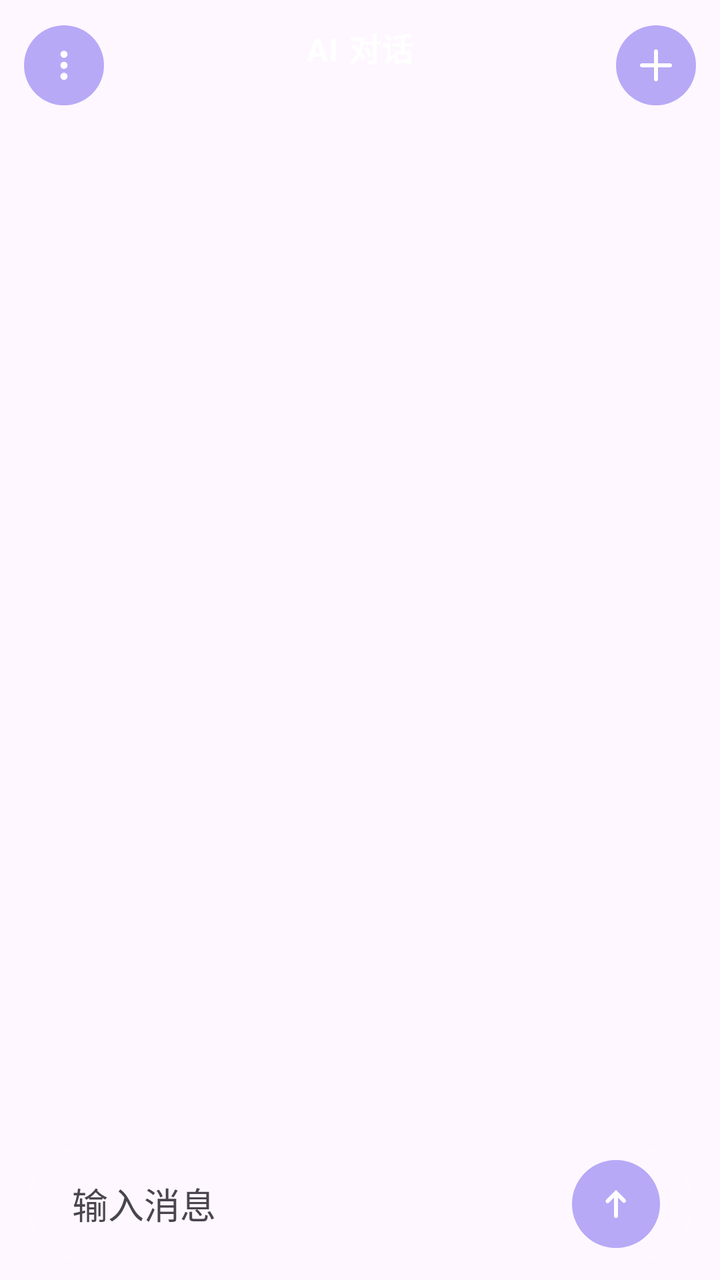
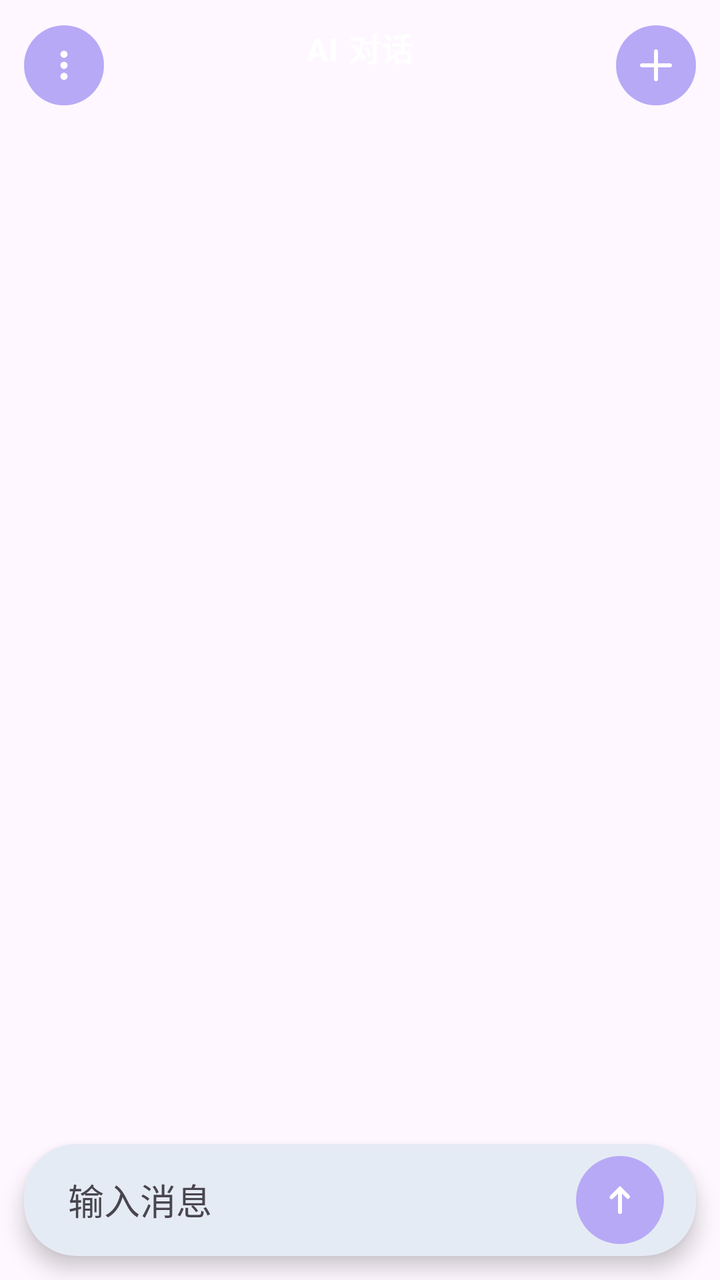

Compare the two renders of this Android layout. The source of the first and the diff that turns it into the second are given below.
<!-- AndroidManifest.xml: application theme Theme.MyApplication -->
<!-- res/layout/activity_ai_chat.xml -->
<?xml version="1.0" encoding="utf-8"?>
<androidx.drawerlayout.widget.DrawerLayout xmlns:android="http://schemas.android.com/apk/res/android"
    xmlns:app="http://schemas.android.com/apk/res-auto"
    android:id="@+id/drawerAiChat"
    android:layout_width="match_parent"
    android:layout_height="match_parent"
    android:background="@android:color/transparent">

    <androidx.coordinatorlayout.widget.CoordinatorLayout
        android:id="@+id/rootAiChat"
        android:layout_width="match_parent"
        android:layout_height="match_parent"
        android:background="@android:color/transparent">

        <LinearLayout
            android:id="@+id/mainAiChatContent"
            android:layout_width="match_parent"
            android:layout_height="match_parent"
            android:background="@android:color/transparent"
            android:orientation="vertical">

            <LinearLayout
                android:layout_width="match_parent"
                android:layout_height="wrap_content"
                android:gravity="center_vertical"
                android:orientation="horizontal"
                android:paddingStart="12dp"
                android:paddingTop="12dp"
                android:paddingEnd="12dp"
                android:paddingBottom="8dp">

                <ImageButton
                    android:id="@+id/btnOpenHistory"
                    android:layout_width="40dp"
                    android:layout_height="40dp"
                    android:background="@drawable/bg_send_circle"
                    android:contentDescription="打开历史记录"
                    android:padding="9dp"
                    android:src="@drawable/ic_more_vert"
                    android:tint="@android:color/white" />

                <LinearLayout
                    android:id="@+id/titleModelSwitcherArea"
                    android:layout_width="0dp"
                    android:layout_height="wrap_content"
                    android:layout_weight="1"
                    android:gravity="center"
                    android:orientation="vertical"
                    android:paddingStart="10dp"
                    android:paddingEnd="10dp"
                    android:clickable="true"
                    android:focusable="false"
                    android:foreground="?attr/selectableItemBackgroundBorderless">

                    <TextView
                        android:id="@+id/tvAiStatus"
                        style="@style/Widget.MyApplication.SettingsRowSummary"
                        android:layout_width="match_parent"
                        android:layout_height="wrap_content"
                        android:ellipsize="end"
                        android:gravity="center"
                        android:maxLines="1"
                        android:singleLine="true"
                        android:text="AI 对话"
                        android:textColor="@android:color/white"
                        android:textSize="16sp"
                        android:textStyle="bold"
                        android:visibility="visible" />

                    <com.google.android.material.textfield.MaterialAutoCompleteTextView
                        android:id="@+id/acModelPicker"
                        android:layout_width="wrap_content"
                        android:layout_height="wrap_content"
                        android:layout_marginTop="2dp"
                        android:background="@null"
                        android:dropDownVerticalOffset="6dp"
                        android:ellipsize="end"
                        android:gravity="center"
                        android:inputType="none"
                        android:maxLines="1"
                        android:minWidth="120dp"
                        android:paddingStart="0dp"
                        android:paddingEnd="0dp"
                        android:textAlignment="center"
                        android:textSize="12sp" />
                </LinearLayout>

                <ImageButton
                    android:id="@+id/btnNewSession"
                    android:layout_width="40dp"
                    android:layout_height="40dp"
                    android:background="@drawable/bg_send_circle"
                    android:contentDescription="新建对话"
                    android:padding="9dp"
                    android:src="@drawable/ic_add"
                    android:tint="@android:color/white" />
            </LinearLayout>

            <ScrollView
                android:id="@+id/chatScroll"
                android:layout_width="match_parent"
                android:layout_height="0dp"
                android:layout_weight="1"
                android:background="@android:color/transparent"
                android:clipToPadding="false"
                android:paddingStart="14dp"
                android:paddingTop="4dp"
                android:paddingEnd="14dp"
                android:paddingBottom="8dp">

                <LinearLayout
                    android:id="@+id/chatContainer"
                    android:layout_width="match_parent"
                    android:layout_height="wrap_content"
                    android:background="@android:color/transparent"
                    android:orientation="vertical" />
            </ScrollView>

            <com.google.android.material.card.MaterialCardView
                android:id="@+id/composerCard"
                android:layout_width="match_parent"
                android:layout_height="wrap_content"
                android:layout_marginStart="14dp"
                android:layout_marginEnd="14dp"
                android:layout_marginBottom="10dp"
                app:cardBackgroundColor="@android:color/transparent"
                app:cardCornerRadius="26dp"
                app:cardElevation="0dp"
                app:strokeColor="#35FFFFFF"
                app:strokeWidth="1dp">

                <LinearLayout
                    android:id="@+id/composerInner"
                    android:layout_width="match_parent"
                    android:layout_height="wrap_content"
                    android:background="@android:color/transparent"
                    android:orientation="vertical"
                    android:paddingStart="10dp"
                    android:paddingTop="6dp"
                    android:paddingEnd="10dp"
                    android:paddingBottom="6dp">

                    <FrameLayout
                        android:id="@+id/pendingImageContainer"
                        android:layout_width="wrap_content"
                        android:layout_height="wrap_content"
                        android:layout_marginTop="8dp"
                        android:visibility="gone">

                        <com.google.android.material.card.MaterialCardView
                            android:layout_width="108dp"
                            android:layout_height="108dp"
                            app:cardCornerRadius="14dp"
                            app:cardElevation="0dp"
                            app:strokeColor="#22000000"
                            app:strokeWidth="1dp">

                            <ImageView
                                android:id="@+id/ivPendingImage"
                                android:layout_width="match_parent"
                                android:layout_height="match_parent"
                                android:adjustViewBounds="true"
                                android:scaleType="centerCrop" />
                        </com.google.android.material.card.MaterialCardView>

                        <ImageButton
                            android:id="@+id/btnRemovePendingImage"
                            android:layout_width="22dp"
                            android:layout_height="22dp"
                            android:layout_gravity="end|top"
                            android:layout_marginTop="4dp"
                            android:layout_marginEnd="4dp"
                            android:background="@drawable/bg_close_overlay"
                            android:contentDescription="移除图片"
                            android:padding="5dp"
                            android:src="@drawable/ic_close_small"
                            android:tint="@color/ai_close_button_icon" />
                    </FrameLayout>

                    <FrameLayout
                        android:layout_width="match_parent"
                        android:layout_height="wrap_content"
                        android:layout_marginTop="0dp">

                        <EditText
                            android:id="@+id/etPrompt"
                            android:layout_width="match_parent"
                            android:layout_height="wrap_content"
                            android:layout_gravity="start|center_vertical"
                            android:background="@android:color/transparent"
                            android:focusable="true"
                            android:focusableInTouchMode="true"
                            android:gravity="start|center_vertical"
                            android:hint="输入消息"
                            android:includeFontPadding="false"
                            android:inputType="textMultiLine|textCapSentences"
                            android:maxLines="6"
                            android:minHeight="0dp"
                            android:minLines="1"
                            android:overScrollMode="never"
                            android:paddingStart="12dp"
                            android:paddingTop="4dp"
                            android:paddingEnd="112dp"
                            android:paddingBottom="4dp"
                            android:scrollbars="none"
                            android:textColor="?attr/colorOnSurface"
                            android:textColorHint="?attr/colorOnSurfaceVariant" />

                        <ImageButton
                            android:id="@+id/btnExpandComposer"
                            android:layout_width="32dp"
                            android:layout_height="32dp"
                            android:layout_gravity="end|top"
                            android:layout_marginTop="6dp"
                            android:layout_marginEnd="8dp"
                            android:background="@android:color/transparent"
                            android:contentDescription="全屏编辑"
                            android:padding="6dp"
                            android:src="@drawable/ic_fullscreen_enter"
                            android:tint="?attr/colorOnSurface"
                            android:visibility="gone" />

                        <ImageButton
                            android:id="@+id/btnAddImage"
                            android:layout_width="36dp"
                            android:layout_height="36dp"
                            android:layout_gravity="end|center_vertical"
                            android:layout_marginEnd="8dp"
                            android:background="@android:color/transparent"
                            android:contentDescription="添加图片"
                            android:padding="7dp"
                            android:src="@drawable/ic_add"
                            android:tint="?attr/colorOnSurface" />

                        <ImageButton
                            android:id="@+id/btnSend"
                            android:layout_width="44dp"
                            android:layout_height="44dp"
                            android:layout_gravity="end|center_vertical"
                            android:layout_marginEnd="6dp"
                            android:background="@drawable/bg_send_circle"
                            android:contentDescription="发送"
                            android:padding="10dp"
                            android:src="@drawable/ic_send_up"
                            android:tint="@android:color/white" />
                    </FrameLayout>
                </LinearLayout>
            </com.google.android.material.card.MaterialCardView>
        </LinearLayout>

        <FrameLayout
            android:id="@+id/composerFullscreenOverlay"
            android:layout_width="match_parent"
            android:layout_height="match_parent"
            android:background="@android:color/transparent"
            android:clickable="true"
            android:focusable="true"
            android:visibility="gone">

            <LinearLayout
                android:id="@+id/composerFullscreenPanel"
                android:layout_width="match_parent"
                android:layout_height="match_parent"
                android:layout_gravity="bottom"
                android:layout_marginTop="72dp"
                android:background="#F8F8F8"
                android:orientation="vertical"
                android:paddingStart="12dp"
                android:paddingTop="10dp"
                android:paddingEnd="12dp"
                android:paddingBottom="10dp">

                <LinearLayout
                    android:layout_width="match_parent"
                    android:layout_height="wrap_content"
                    android:gravity="center_vertical"
                    android:orientation="horizontal"
                    android:paddingStart="4dp"
                    android:paddingEnd="2dp">

                    <TextView
                        android:id="@+id/tvComposerClear"
                        android:layout_width="0dp"
                        android:layout_height="wrap_content"
                        android:layout_weight="1"
                        android:clickable="true"
                        android:focusable="true"
                        android:paddingTop="4dp"
                        android:paddingBottom="4dp"
                        android:text="清空"
                        android:textColor="#1C5EA6"
                        android:textSize="18sp"
                        android:textStyle="bold" />

                    <ImageButton
                        android:id="@+id/btnCollapseComposer"
                        android:layout_width="32dp"
                        android:layout_height="32dp"
                        android:background="@android:color/transparent"
                        android:contentDescription="收起全屏编辑"
                        android:padding="6dp"
                        android:src="@drawable/ic_fullscreen_exit"
                        android:tint="?attr/colorOnSurface" />
                </LinearLayout>

                <EditText
                    android:id="@+id/etPromptFullscreen"
                    android:layout_width="match_parent"
                    android:layout_height="0dp"
                    android:layout_weight="1"
                    android:background="@android:color/transparent"
                    android:focusable="true"
                    android:focusableInTouchMode="true"
                    android:gravity="start|top"
                    android:hint="输入消息"
                    android:includeFontPadding="false"
                    android:inputType="textMultiLine|textCapSentences"
                    android:overScrollMode="ifContentScrolls"
                    android:paddingStart="4dp"
                    android:paddingTop="12dp"
                    android:paddingEnd="4dp"
                    android:paddingBottom="10dp"
                    android:scrollbars="vertical"
                    android:textColor="?attr/colorOnSurface"
                    android:textColorHint="?attr/colorOnSurfaceVariant"
                    android:textSize="17sp" />

                <ImageButton
                    android:id="@+id/btnSendFullscreen"
                    android:layout_width="44dp"
                    android:layout_height="44dp"
                    android:layout_gravity="end"
                    android:layout_marginEnd="2dp"
                    android:layout_marginBottom="2dp"
                    android:background="@drawable/bg_send_circle"
                    android:contentDescription="发送"
                    android:padding="10dp"
                    android:src="@drawable/ic_send_up"
                    android:tint="@android:color/white" />
            </LinearLayout>
        </FrameLayout>
    </androidx.coordinatorlayout.widget.CoordinatorLayout>

    <LinearLayout
        android:id="@+id/historyDrawer"
        android:layout_width="266dp"
        android:layout_height="match_parent"
        android:layout_gravity="start"
        android:background="@android:color/transparent"
        android:orientation="vertical"
        android:paddingStart="10dp"
        android:paddingTop="18dp"
        android:paddingEnd="10dp"
        android:paddingBottom="0dp">

        <LinearLayout
            android:layout_width="match_parent"
            android:layout_height="wrap_content"
            android:gravity="center_vertical"
            android:orientation="horizontal">

            <TextView
                android:id="@+id/tvHistoryDrawerTitle"
                android:layout_width="0dp"
                android:layout_height="wrap_content"
                android:layout_weight="1"
                android:text="历史记录"
                android:textColor="@android:color/white"
                android:textSize="18sp"
                android:textStyle="bold" />
        </LinearLayout>

        <TextView
            android:id="@+id/tvHistoryMeta"
            style="@style/Widget.MyApplication.SettingsRowSummary"
            android:layout_width="match_parent"
            android:layout_height="wrap_content"
            android:layout_marginTop="0dp"
            android:text=""
            android:visibility="gone" />

        <TextView
            android:id="@+id/tvHistoryEmpty"
            android:layout_width="match_parent"
            android:layout_height="wrap_content"
            android:layout_marginTop="14dp"
            android:gravity="center_horizontal"
            android:text="暂无历史对话"
            android:textColor="#B3FFFFFF"
            android:visibility="gone" />

        <ListView
            android:id="@+id/lvHistory"
            android:layout_width="match_parent"
            android:layout_height="0dp"
            android:layout_marginTop="6dp"
            android:layout_weight="1"
            android:background="@android:color/transparent"
            android:cacheColorHint="@android:color/transparent"
            android:divider="@android:color/transparent"
            android:dividerHeight="6dp"
            android:listSelector="?attr/selectableItemBackground"
            android:scrollbarStyle="outsideOverlay" />
    </LinearLayout>

</androidx.drawerlayout.widget.DrawerLayout>
<!-- resources referenced by this layout -->
<resources>
  <color name="ai_close_button_icon">#B3535963</color>
  <!-- drawable bg_close_overlay (drawable) -->
  <?xml version="1.0" encoding="utf-8"?>
  <shape xmlns:android="http://schemas.android.com/apk/res/android"
      android:shape="oval">
      <solid android:color="@color/ai_close_button_bg" />
      <stroke
          android:width="1dp"
          android:color="@color/ai_close_button_stroke" />
  </shape>
  <!-- drawable bg_send_circle (drawable) -->
  <?xml version="1.0" encoding="utf-8"?>
  <shape xmlns:android="http://schemas.android.com/apk/res/android"
      android:shape="oval">
      <solid android:color="#B7A9F6" />
  </shape>
  <!-- drawable ic_add (drawable) -->
  <?xml version="1.0" encoding="utf-8"?>
  <vector xmlns:android="http://schemas.android.com/apk/res/android"
      android:width="24dp"
      android:height="24dp"
      android:viewportWidth="24"
      android:viewportHeight="24">
      <path
          android:fillColor="#FFFFFFFF"
          android:pathData="M19,11H13V5c0,-0.55 -0.45,-1 -1,-1s-1,0.45 -1,1v6H5c-0.55,0 -1,0.45 -1,1s0.45,1 1,1h6v6c0,0.55 0.45,1 1,1s1,-0.45 1,-1v-6h6c0.55,0 1,-0.45 1,-1s-0.45,-1 -1,-1z" />
  </vector>
  <!-- drawable ic_fullscreen_enter (drawable) -->
  <?xml version="1.0" encoding="utf-8"?>
  <vector xmlns:android="http://schemas.android.com/apk/res/android"
      android:width="24dp"
      android:height="24dp"
      android:viewportWidth="24"
      android:viewportHeight="24">
      <path
          android:fillColor="@android:color/white"
      android:pathData="M14,4h6v6h-2V6h-4V4zM4,14h2v4h4v2H4v-6z" />
  </vector>
  <!-- drawable ic_more_vert (drawable) -->
  <?xml version="1.0" encoding="utf-8"?>
  <vector xmlns:android="http://schemas.android.com/apk/res/android"
      android:width="24dp"
      android:height="24dp"
      android:viewportWidth="24"
      android:viewportHeight="24">
      <path
          android:fillColor="#FF000000"
          android:pathData="M12,6.5m-1.8,0a1.8,1.8 0,1 1,3.6 0a1.8,1.8 0,1 1,-3.6 0M12,12m-1.8,0a1.8,1.8 0,1 1,3.6 0a1.8,1.8 0,1 1,-3.6 0M12,17.5m-1.8,0a1.8,1.8 0,1 1,3.6 0a1.8,1.8 0,1 1,-3.6 0" />
  </vector>
  <!-- drawable ic_send_up (drawable) -->
  <?xml version="1.0" encoding="utf-8"?>
  <vector xmlns:android="http://schemas.android.com/apk/res/android"
      android:width="24dp"
      android:height="24dp"
      android:viewportWidth="24"
      android:viewportHeight="24">
      <path
          android:fillColor="#FFFFFFFF"
          android:pathData="M12,5L7.2,9.8a1,1 0,1 0,1.4 1.4l2.4,-2.4V18a1,1 0,1 0,2 0V8.8l2.4,2.4a1,1 0,0 0,1.4 -1.4z" />
  </vector>
  <style name="Widget.MyApplication.SettingsRowSummary" parent="TextAppearance.Material3.BodySmall">
          <item name="android:textColor">?attr/colorOnSurfaceVariant</item>
      </style>
  <color name="ai_close_button_bg">#CCFFFFFF</color>
  <color name="ai_close_button_stroke">#33939AA5</color>
  <color name="brand_primary">#2A5D9F</color>
  <color name="brand_on_primary">#FFFFFFFF</color>
  <color name="brand_primary_container">#D6E3FF</color>
  <color name="brand_on_primary_container">#001B3F</color>
  <color name="brand_secondary">#4D607D</color>
  <color name="brand_on_secondary">#FFFFFFFF</color>
  <color name="brand_secondary_container">#D4E4FF</color>
  <color name="brand_on_secondary_container">#071C36</color>
  <color name="brand_surface">#FCFCFF</color>
  <color name="brand_on_surface">#1A1C1E</color>
  <color name="brand_surface_variant">#E0E2EC</color>
  <style name="ThemeOverlay.MyApplication.MaterialAlertDialog" parent="ThemeOverlay.Material3.MaterialAlertDialog">
          <item name="colorPrimary">?attr/colorPrimary</item>
          <item name="colorSecondary">?attr/colorSecondary</item>
      </style>
  <!-- unchanged entries left out for length: 3 -->
</resources>

<!-- the commit's change to res/layout/activity_ai_chat.xml (unified diff, before → after) -->
@@ -10,14 +10,19 @@
         android:id="@+id/rootAiChat"
         android:layout_width="match_parent"
         android:layout_height="match_parent"
-        android:background="@android:color/transparent">
+        android:background="@android:color/transparent"
+        android:clipChildren="false"
+        android:clipToPadding="false">
 
         <LinearLayout
             android:id="@+id/mainAiChatContent"
             android:layout_width="match_parent"
             android:layout_height="match_parent"
             android:background="@android:color/transparent"
-            android:orientation="vertical">
+            android:clipChildren="false"
+            android:clipToPadding="false"
+            android:orientation="vertical"
+            android:paddingBottom="6dp">
 
             <LinearLayout
                 android:layout_width="match_parent"
@@ -102,6 +107,7 @@
                 android:layout_height="0dp"
                 android:layout_weight="1"
                 android:background="@android:color/transparent"
+                android:clipChildren="false"
                 android:clipToPadding="false"
                 android:paddingStart="14dp"
                 android:paddingTop="4dp"
@@ -120,14 +126,13 @@
                 android:id="@+id/composerCard"
                 android:layout_width="match_parent"
                 android:layout_height="wrap_content"
-                android:layout_marginStart="14dp"
-                android:layout_marginEnd="14dp"
-                android:layout_marginBottom="10dp"
-                app:cardBackgroundColor="@android:color/transparent"
+                android:layout_marginStart="12dp"
+                android:layout_marginEnd="12dp"
+                android:layout_marginBottom="6dp"
+                app:cardBackgroundColor="?attr/colorSurface"
                 app:cardCornerRadius="26dp"
-                app:cardElevation="0dp"
-                app:strokeColor="#35FFFFFF"
-                app:strokeWidth="1dp">
+                app:cardElevation="6dp"
+                app:strokeWidth="0dp">
 
                 <LinearLayout
                     android:id="@+id/composerInner"
